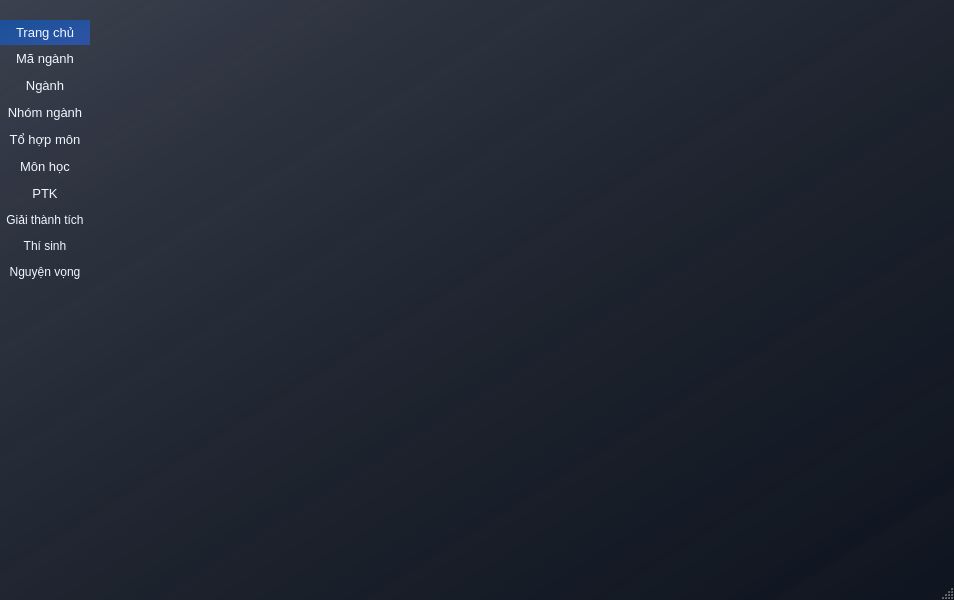
yurixahri/quan-ly-tuyen-sinh, file mainwindow.ui: the form before one commit.
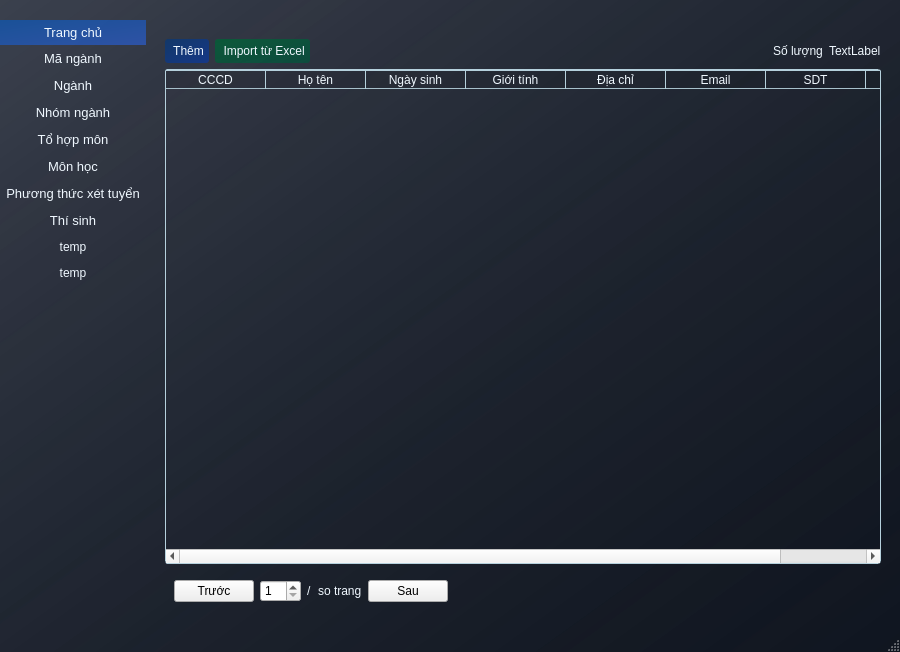
The form after the commit. The open tabs and pages were chosen to show the change. Icons and pictures are not drawn.

```diff
--- a/mainwindow.ui
+++ b/mainwindow.ui
@@ -6,8 +6,8 @@
    <rect>
     <x>0</x>
     <y>0</y>
-    <width>954</width>
-    <height>600</height>
+    <width>900</width>
+    <height>652</height>
    </rect>
   </property>
   <property name="windowTitle">
@@ -286,7 +286,7 @@
            </widget>
           </item>
           <item>
-           <widget class="QPushButton" name="pushButton">
+           <widget class="QPushButton" name="ptxt_button">
             <property name="font">
              <font>
               <family>Segoe UI</family>
@@ -297,7 +297,7 @@
              <enum>Qt::FocusPolicy::TabFocus</enum>
             </property>
             <property name="text">
-             <string>PTK</string>
+             <string>Phương thức xét tuyển</string>
             </property>
             <property name="checkable">
              <bool>true</bool>
@@ -311,26 +311,12 @@
            </widget>
           </item>
           <item>
-           <widget class="QPushButton" name="pushButton_8">
-            <property name="focusPolicy">
-             <enum>Qt::FocusPolicy::TabFocus</enum>
+           <widget class="QPushButton" name="thi_sinh_button">
+            <property name="font">
+             <font>
+              <pointsize>10</pointsize>
+             </font>
             </property>
-            <property name="text">
-             <string>Giải thành tích</string>
-            </property>
-            <property name="checkable">
-             <bool>true</bool>
-            </property>
-            <property name="flat">
-             <bool>true</bool>
-            </property>
-            <attribute name="buttonGroup">
-             <string notr="true">buttonGroup</string>
-            </attribute>
-           </widget>
-          </item>
-          <item>
-           <widget class="QPushButton" name="pushButton_9">
             <property name="focusPolicy">
              <enum>Qt::FocusPolicy::TabFocus</enum>
             </property>
@@ -348,13 +334,32 @@
             </attribute>
            </widget>
           </item>
+          <item>
+           <widget class="QPushButton" name="pushButton_9">
+            <property name="focusPolicy">
+             <enum>Qt::FocusPolicy::TabFocus</enum>
+            </property>
+            <property name="text">
+             <string>temp</string>
+            </property>
+            <property name="checkable">
+             <bool>true</bool>
+            </property>
+            <property name="flat">
+             <bool>true</bool>
+            </property>
+            <attribute name="buttonGroup">
+             <string notr="true">buttonGroup</string>
+            </attribute>
+           </widget>
+          </item>
           <item>
            <widget class="QPushButton" name="pushButton_10">
             <property name="focusPolicy">
              <enum>Qt::FocusPolicy::TabFocus</enum>
             </property>
             <property name="text">
-             <string>Nguyện vọng</string>
+             <string>temp</string>
             </property>
             <property name="checkable">
              <bool>true</bool>
@@ -1058,8 +1063,346 @@
               </item>
              </layout>
             </widget>
-            <widget class="QWidget" name="page_7"/>
-            <widget class="QWidget" name="page_8"/>
+            <widget class="QWidget" name="ptxt_page">
+             <layout class="QVBoxLayout" name="verticalLayout_8">
+              <item>
+               <layout class="QHBoxLayout" name="_6">
+                <item>
+                 <widget class="QPushButton" name="add_ptxt_button">
+                  <property name="styleSheet">
+                   <string notr="true">QPushButton {
+	border-radius: 3px;
+	padding: 5px;
+    background-color: qlineargradient(spread:pad, x1:0, y1:0, x2:1, y2:1, stop:0.00473934 rgba(14, 56, 110, 224), stop:1 rgba(18, 56, 145, 224));
+    color: rgb(240, 248, 255);
+}
+
+QPushButton:hover{
+    background-color: qlineargradient(spread:pad, x1:0, y1:0, x2:1, y2:1, stop:0.00473934 rgba(21, 83, 162, 224), stop:1 rgba(46, 86, 179, 224));
+}</string>
+                  </property>
+                  <property name="text">
+                   <string> Thêm</string>
+                  </property>
+                  <property name="icon">
+                   <iconset resource="assets.qrc">
+                    <normaloff>:/assets/images/plus-100.png</normaloff>:/assets/images/plus-100.png</iconset>
+                  </property>
+                  <property name="iconSize">
+                   <size>
+                    <width>16</width>
+                    <height>16</height>
+                   </size>
+                  </property>
+                 </widget>
+                </item>
+                <item>
+                 <widget class="QPushButton" name="pushButton_16">
+                  <property name="styleSheet">
+                   <string notr="true">QPushButton {
+	border-radius: 3px;
+	padding: 5px;
+    background-color: qlineargradient(spread:pad, x1:0, y1:0, x2:1, y2:1, stop:0 rgba(0, 99, 54, 194), stop:1 rgba(0, 86, 62, 179));
+	color: rgb(240, 248, 255);
+}
+
+QPushButton:hover{
+    background-color: qlineargradient(spread:pad, x1:0, y1:0, x2:1, y2:1, stop:0 rgba(0, 119, 65, 219), stop:1 rgba(0, 119, 85, 196));
+}</string>
+                  </property>
+                  <property name="text">
+                   <string> Import từ Excel</string>
+                  </property>
+                  <property name="icon">
+                   <iconset resource="assets.qrc">
+                    <normaloff>:/assets/images/excel-100.png</normaloff>:/assets/images/excel-100.png</iconset>
+                  </property>
+                 </widget>
+                </item>
+                <item>
+                 <spacer name="horizontalSpacer_6">
+                  <property name="orientation">
+                   <enum>Qt::Orientation::Horizontal</enum>
+                  </property>
+                  <property name="sizeHint" stdset="0">
+                   <size>
+                    <width>40</width>
+                    <height>20</height>
+                   </size>
+                  </property>
+                 </spacer>
+                </item>
+                <item>
+                 <widget class="QLabel" name="label_6">
+                  <property name="text">
+                   <string>Số lượng</string>
+                  </property>
+                 </widget>
+                </item>
+                <item>
+                 <widget class="QLabel" name="ptxt_size">
+                  <property name="text">
+                   <string>TextLabel</string>
+                  </property>
+                 </widget>
+                </item>
+               </layout>
+              </item>
+              <item>
+               <widget class="QTableWidget" name="ptxt_table">
+                <property name="contextMenuPolicy">
+                 <enum>Qt::ContextMenuPolicy::CustomContextMenu</enum>
+                </property>
+                <property name="editTriggers">
+                 <set>QAbstractItemView::EditTrigger::NoEditTriggers</set>
+                </property>
+                <property name="selectionBehavior">
+                 <enum>QAbstractItemView::SelectionBehavior::SelectRows</enum>
+                </property>
+                <property name="sortingEnabled">
+                 <bool>false</bool>
+                </property>
+                <attribute name="horizontalHeaderStretchLastSection">
+                 <bool>true</bool>
+                </attribute>
+                <attribute name="verticalHeaderVisible">
+                 <bool>false</bool>
+                </attribute>
+                <column>
+                 <property name="text">
+                  <string>ID</string>
+                 </property>
+                </column>
+                <column>
+                 <property name="text">
+                  <string>Mã xét tuyển</string>
+                 </property>
+                </column>
+                <column>
+                 <property name="text">
+                  <string>Tên phương thức xét tuyển</string>
+                 </property>
+                </column>
+                <column>
+                 <property name="text">
+                  <string>Mô tả</string>
+                 </property>
+                </column>
+               </widget>
+              </item>
+             </layout>
+            </widget>
+            <widget class="QWidget" name="page_8">
+             <layout class="QVBoxLayout" name="verticalLayout_9">
+              <item>
+               <layout class="QHBoxLayout" name="_7">
+                <item>
+                 <widget class="QPushButton" name="add_thi_sinh_button">
+                  <property name="styleSheet">
+                   <string notr="true">QPushButton {
+	border-radius: 3px;
+	padding: 5px;
+    background-color: qlineargradient(spread:pad, x1:0, y1:0, x2:1, y2:1, stop:0.00473934 rgba(14, 56, 110, 224), stop:1 rgba(18, 56, 145, 224));
+    color: rgb(240, 248, 255);
+}
+
+QPushButton:hover{
+    background-color: qlineargradient(spread:pad, x1:0, y1:0, x2:1, y2:1, stop:0.00473934 rgba(21, 83, 162, 224), stop:1 rgba(46, 86, 179, 224));
+}</string>
+                  </property>
+                  <property name="text">
+                   <string> Thêm</string>
+                  </property>
+                  <property name="icon">
+                   <iconset resource="assets.qrc">
+                    <normaloff>:/assets/images/plus-100.png</normaloff>:/assets/images/plus-100.png</iconset>
+                  </property>
+                  <property name="iconSize">
+                   <size>
+                    <width>16</width>
+                    <height>16</height>
+                   </size>
+                  </property>
+                 </widget>
+                </item>
+                <item>
+                 <widget class="QPushButton" name="pushButton_17">
+                  <property name="styleSheet">
+                   <string notr="true">QPushButton {
+	border-radius: 3px;
+	padding: 5px;
+    background-color: qlineargradient(spread:pad, x1:0, y1:0, x2:1, y2:1, stop:0 rgba(0, 99, 54, 194), stop:1 rgba(0, 86, 62, 179));
+	color: rgb(240, 248, 255);
+}
+
+QPushButton:hover{
+    background-color: qlineargradient(spread:pad, x1:0, y1:0, x2:1, y2:1, stop:0 rgba(0, 119, 65, 219), stop:1 rgba(0, 119, 85, 196));
+}</string>
+                  </property>
+                  <property name="text">
+                   <string> Import từ Excel</string>
+                  </property>
+                  <property name="icon">
+                   <iconset resource="assets.qrc">
+                    <normaloff>:/assets/images/excel-100.png</normaloff>:/assets/images/excel-100.png</iconset>
+                  </property>
+                 </widget>
+                </item>
+                <item>
+                 <spacer name="horizontalSpacer_7">
+                  <property name="orientation">
+                   <enum>Qt::Orientation::Horizontal</enum>
+                  </property>
+                  <property name="sizeHint" stdset="0">
+                   <size>
+                    <width>40</width>
+                    <height>20</height>
+                   </size>
+                  </property>
+                 </spacer>
+                </item>
+                <item>
+                 <widget class="QLabel" name="label_7">
+                  <property name="text">
+                   <string>Số lượng</string>
+                  </property>
+                 </widget>
+                </item>
+                <item>
+                 <widget class="QLabel" name="thi_sinh_size">
+                  <property name="text">
+                   <string>TextLabel</string>
+                  </property>
+                 </widget>
+                </item>
+               </layout>
+              </item>
+              <item>
+               <widget class="QTableWidget" name="thi_sinh_table">
+                <property name="contextMenuPolicy">
+                 <enum>Qt::ContextMenuPolicy::CustomContextMenu</enum>
+                </property>
+                <property name="editTriggers">
+                 <set>QAbstractItemView::EditTrigger::NoEditTriggers</set>
+                </property>
+                <property name="selectionBehavior">
+                 <enum>QAbstractItemView::SelectionBehavior::SelectRows</enum>
+                </property>
+                <property name="sortingEnabled">
+                 <bool>false</bool>
+                </property>
+                <attribute name="horizontalHeaderStretchLastSection">
+                 <bool>true</bool>
+                </attribute>
+                <attribute name="verticalHeaderVisible">
+                 <bool>false</bool>
+                </attribute>
+                <column>
+                 <property name="text">
+                  <string>CCCD</string>
+                 </property>
+                </column>
+                <column>
+                 <property name="text">
+                  <string>Họ tên</string>
+                 </property>
+                </column>
+                <column>
+                 <property name="text">
+                  <string>Ngày sinh</string>
+                 </property>
+                </column>
+                <column>
+                 <property name="text">
+                  <string>Giới tính</string>
+                 </property>
+                </column>
+                <column>
+                 <property name="text">
+                  <string>Địa chỉ</string>
+                 </property>
+                </column>
+                <column>
+                 <property name="text">
+                  <string>Email</string>
+                 </property>
+                </column>
+                <column>
+                 <property name="text">
+                  <string>SDT</string>
+                 </property>
+                </column>
+                <column>
+                 <property name="text">
+                  <string>Mã định danh</string>
+                 </property>
+                </column>
+               </widget>
+              </item>
+              <item alignment="Qt::AlignmentFlag::AlignLeft">
+               <widget class="QWidget" name="horizontalWidget" native="true">
+                <layout class="QHBoxLayout" name="horizontalLayout_2">
+                 <property name="topMargin">
+                  <number>10</number>
+                 </property>
+                 <item>
+                  <widget class="QPushButton" name="pushButton">
+                   <property name="sizePolicy">
+                    <sizepolicy hsizetype="Fixed" vsizetype="Fixed">
+                     <horstretch>0</horstretch>
+                     <verstretch>0</verstretch>
+                    </sizepolicy>
+                   </property>
+                   <property name="text">
+                    <string>Trước</string>
+                   </property>
+                  </widget>
+                 </item>
+                 <item>
+                  <widget class="QSpinBox" name="thi_sinh_current_page">
+                   <property name="sizePolicy">
+                    <sizepolicy hsizetype="Fixed" vsizetype="Fixed">
+                     <horstretch>0</horstretch>
+                     <verstretch>0</verstretch>
+                    </sizepolicy>
+                   </property>
+                   <property name="minimum">
+                    <number>1</number>
+                   </property>
+                  </widget>
+                 </item>
+                 <item>
+                  <widget class="QLabel" name="label_8">
+                   <property name="text">
+                    <string>/</string>
+                   </property>
+                  </widget>
+                 </item>
+                 <item>
+                  <widget class="QLabel" name="thi_sinh_total_page">
+                   <property name="text">
+                    <string>so trang</string>
+                   </property>
+                  </widget>
+                 </item>
+                 <item>
+                  <widget class="QPushButton" name="pushButton_2">
+                   <property name="sizePolicy">
+                    <sizepolicy hsizetype="Fixed" vsizetype="Fixed">
+                     <horstretch>0</horstretch>
+                     <verstretch>0</verstretch>
+                    </sizepolicy>
+                   </property>
+                   <property name="text">
+                    <string>Sau</string>
+                   </property>
+                  </widget>
+                 </item>
+                </layout>
+               </widget>
+              </item>
+             </layout>
+            </widget>
             <widget class="QWidget" name="page_9"/>
            </widget>
           </item>
```
Left out of the diff: 2 changed lines with no effect on the pictures.
